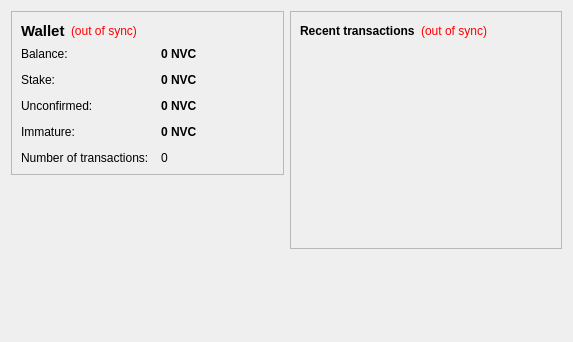
Above: src/qt/forms/overviewpage.ui from BullMonkey/Wallets before the change. Below: the same form after it.
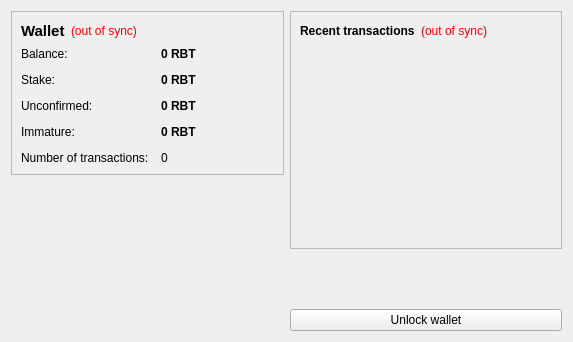
That is the form after the change.

Patch:
```diff
--- a/src/qt/forms/overviewpage.ui
+++ b/src/qt/forms/overviewpage.ui
@@ -105,7 +105,7 @@
              <string>Your current balance</string>
             </property>
             <property name="text">
-             <string notr="true">0 NVC</string>
+             <string notr="true">0 RBT</string>
             </property>
             <property name="textInteractionFlags">
              <set>Qt::LinksAccessibleByMouse|Qt::TextSelectableByKeyboard|Qt::TextSelectableByMouse</set>
@@ -134,7 +134,7 @@
              <string>Total of coins that was staked, and do not yet count toward the current balance</string>
             </property>
             <property name="text">
-             <string notr="true">0 NVC</string>
+             <string notr="true">0 RBT</string>
             </property>
             <property name="textInteractionFlags">
              <set>Qt::LinksAccessibleByMouse|Qt::TextSelectableByKeyboard|Qt::TextSelectableByMouse</set>
@@ -163,7 +163,7 @@
              <string>Total of transactions that have yet to be confirmed, and do not yet count toward the current balance</string>
             </property>
             <property name="text">
-             <string notr="true">0 NVC</string>
+             <string notr="true">0 RBT</string>
             </property>
             <property name="textInteractionFlags">
              <set>Qt::LinksAccessibleByMouse|Qt::TextSelectableByKeyboard|Qt::TextSelectableByMouse</set>
@@ -189,7 +189,7 @@
              <string>Mined balance that has not yet matured</string>
             </property>
             <property name="text">
-             <string notr="true">0 NVC</string>
+             <string notr="true">0 RBT</string>
             </property>
             <property name="textInteractionFlags">
              <set>Qt::LinksAccessibleByMouse|Qt::TextSelectableByKeyboard|Qt::TextSelectableByMouse</set>
@@ -319,6 +319,13 @@
        </property>
       </spacer>
      </item>
+     <item>
+      <widget class="QPushButton" name="unlockWalletButton">
+       <property name="text">
+        <string>Unlock wallet</string>
+       </property>
+      </widget>
+     </item>
     </layout>
    </item>
   </layout>
```
